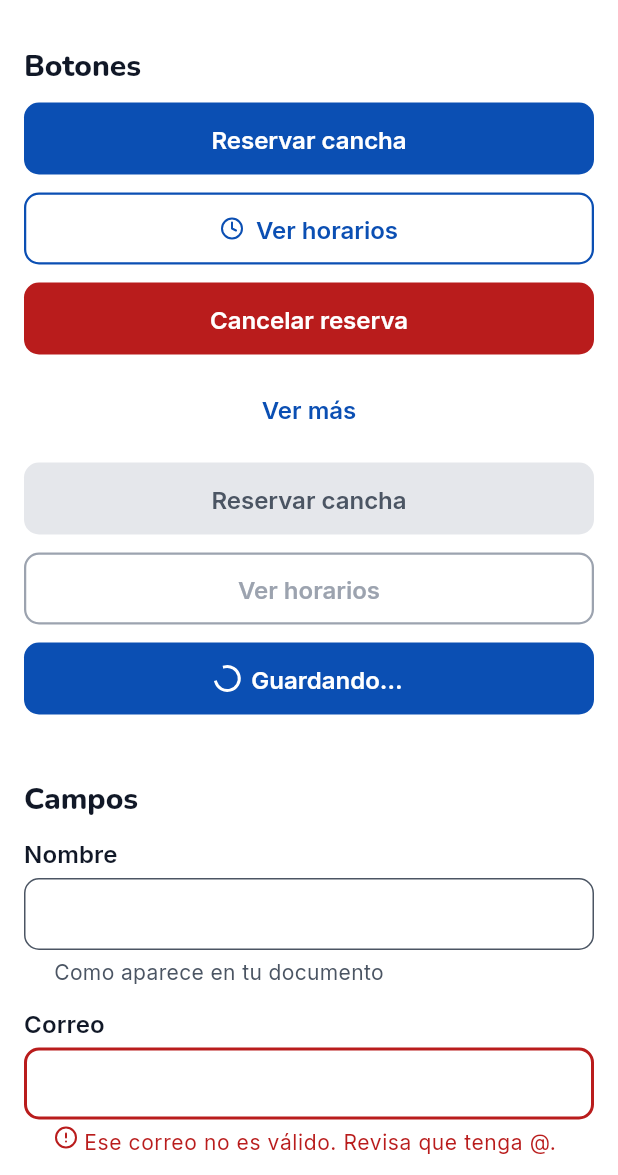
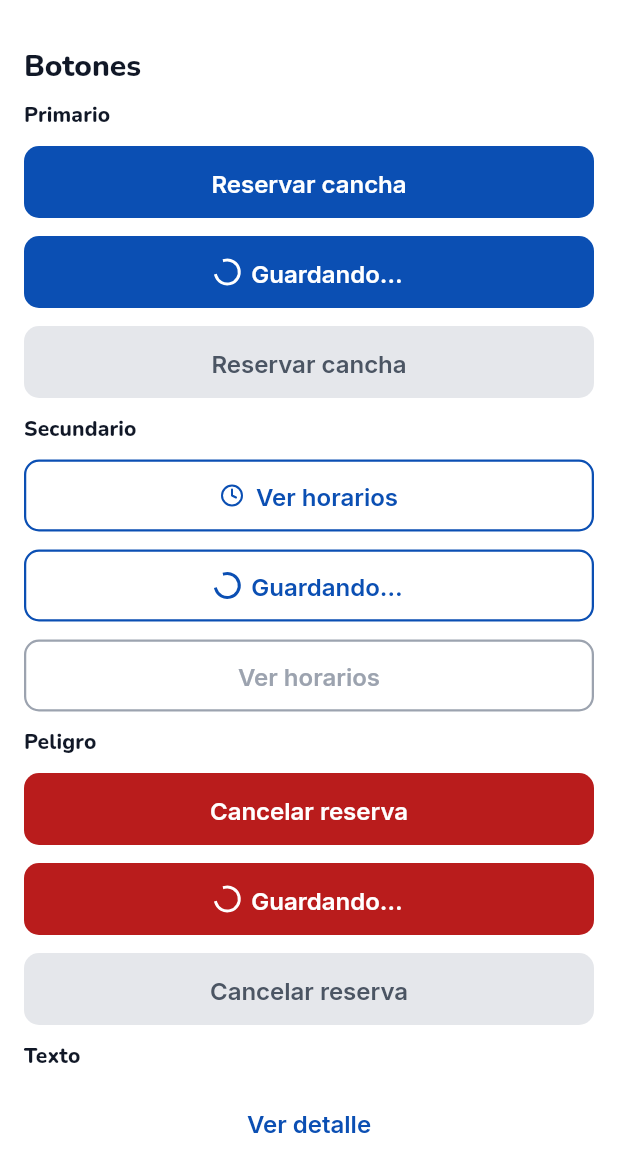
Before and after one commit to KUADOR/kuador-playtodoo, a Flutter app: the DesignCatalogScreen screen opened directly, on a phone screen of 412 x 824 dp, the part 61-1236 px from its top. Run offline on Flutter 3.47's test engine with Material 3 defaults, Android fonts, the phone set to English and light mode, and no system bars; our stand-ins replace lucide_icons_flutter, material_ui.

Commit message:
PLATODO-24: complete movil catalog states and static reduced-motion spinner
The movil design catalog now shows every button variant in normal, loading
and disabled states and the five card variants plus selected and loading,
matching the web catalogs. With reduced motion the loading spinner stops as a
three-quarter arc like the web LoaderCircle. Recaptured the parity and token
change evidence.

```diff
--- a/movil/lib/features/design_catalog/design_catalog_screen.dart
+++ b/movil/lib/features/design_catalog/design_catalog_screen.dart
@@ -46,6 +46,41 @@ class _DesignCatalogScreenState extends State<DesignCatalogScreen> {
     CalendarDay(date: '2026-12-05', slots: []),
   ];
 
+  static const List<_ButtonSample> _buttonSamples = [
+    _ButtonSample(
+      name: 'Primario',
+      label: 'Reservar cancha',
+      variant: AppButtonVariant.primary,
+    ),
+    _ButtonSample(
+      name: 'Secundario',
+      label: 'Ver horarios',
+      variant: AppButtonVariant.secondary,
+      leadingIcon: AppIcons.clock,
+    ),
+    _ButtonSample(
+      name: 'Peligro',
+      label: 'Cancelar reserva',
+      variant: AppButtonVariant.danger,
+    ),
+    _ButtonSample(
+      name: 'Texto',
+      label: 'Ver detalle',
+      variant: AppButtonVariant.text,
+    ),
+  ];
+
+  static const List<_CardSample> _cardSamples = [
+    _CardSample(title: 'Canchas El Sol', detail: 'Complejo · 4 canchas'),
+    _CardSample(title: 'Cancha 1', detail: 'Fútbol 5 · césped sintético'),
+    _CardSample(title: 'Viernes 20:00', detail: 'Reserva · Cancha 1'),
+    _CardSample(title: 'Torneo de verano', detail: 'Torneo · 8 equipos'),
+    _CardSample(
+      title: 'Nuevos horarios',
+      detail: 'Novedad · abrimos a las 7:00',
+    ),
+  ];
+
   String? _sport;
   bool _isCardSelected = true;
   SlotSelection? _calendarSelection = const SlotSelection(
@@ -57,7 +92,6 @@ class _DesignCatalogScreenState extends State<DesignCatalogScreen> {
 
   @override
   Widget build(BuildContext context) {
-    final textTheme = Theme.of(context).textTheme;
     return Scaffold(
       appBar: AppBar(title: const Text('Catálogo de diseño')),
       body: SafeArea(
@@ -67,34 +101,26 @@ class _DesignCatalogScreenState extends State<DesignCatalogScreen> {
             _Section(
               title: 'Botones',
               children: [
-                AppButton(label: 'Reservar cancha', onPressed: _noop),
+                for (final sample in _buttonSamples) ...[
+                  _StateLabel(sample.name),
                   AppButton(
-                  label: 'Ver horarios',
-                  variant: AppButtonVariant.secondary,
-                  leadingIcon: AppIcons.clock,
+                    label: sample.label,
+                    variant: sample.variant,
+                    leadingIcon: sample.leadingIcon,
                     onPressed: _noop,
                   ),
                   AppButton(
-                  label: 'Cancelar reserva',
-                  variant: AppButtonVariant.danger,
+                    label: sample.label,
+                    variant: sample.variant,
+                    isLoading: true,
                     onPressed: _noop,
                   ),
                   AppButton(
-                  label: 'Ver más',
-                  variant: AppButtonVariant.text,
-                  onPressed: _noop,
-                ),
-                const AppButton(label: 'Reservar cancha', onPressed: null),
-                const AppButton(
-                  label: 'Ver horarios',
-                  variant: AppButtonVariant.secondary,
+                    label: sample.label,
+                    variant: sample.variant,
                     onPressed: null,
                   ),
-                AppButton(
-                  label: 'Guardar cambios',
-                  isLoading: true,
-                  onPressed: _noop,
-                ),
+                ],
               ],
             ),
             _Section(
@@ -132,20 +158,21 @@ class _DesignCatalogScreenState extends State<DesignCatalogScreen> {
             _Section(
               title: 'Tarjetas',
               children: [
+                for (final sample in _cardSamples)
                   AppCard(
-                  semanticLabel: 'Cancha 1, fútbol 5',
+                    child: _CardContent(
+                      title: sample.title,
+                      detail: sample.detail,
+                    ),
+                  ),
+                AppCard(
+                  semanticLabel: 'Viernes 20:00, reserva en Cancha 1',
                   selected: _isCardSelected,
                   onTap: () =>
                       setState(() => _isCardSelected = !_isCardSelected),
-                  child: Text(
-                    'Cancha 1 · Fútbol 5',
-                    style: textTheme.titleMedium,
-                  ),
-                ),
-                AppCard(
-                  child: Text(
-                    'Complejo Los Andes',
-                    style: textTheme.titleMedium,
+                  child: const _CardContent(
+                    title: 'Viernes 20:00',
+                    detail: 'Seleccionada',
                   ),
                 ),
                 const AppCard(isLoading: true, child: SizedBox.shrink()),
@@ -234,3 +261,60 @@ class _Section extends StatelessWidget {
     );
   }
 }
+
+class _ButtonSample {
+  const _ButtonSample({
+    required this.name,
+    required this.label,
+    required this.variant,
+    this.leadingIcon,
+  });
+
+  final String name;
+  final String label;
+  final AppButtonVariant variant;
+  final AppIcons? leadingIcon;
+}
+
+/// One card per domain variant (complex, court, booking, tournament, news).
+class _CardSample {
+  const _CardSample({required this.title, required this.detail});
+
+  final String title;
+  final String detail;
+}
+
+class _StateLabel extends StatelessWidget {
+  const _StateLabel(this.text);
+
+  final String text;
+
+  @override
+  Widget build(BuildContext context) {
+    return Text(text, style: Theme.of(context).textTheme.titleSmall);
+  }
+}
+
+class _CardContent extends StatelessWidget {
+  const _CardContent({required this.title, required this.detail});
+
+  final String title;
+  final String detail;
+
+  @override
+  Widget build(BuildContext context) {
+    final textTheme = Theme.of(context).textTheme;
+    return Column(
+      crossAxisAlignment: CrossAxisAlignment.start,
+      children: [
+        Text(title, style: textTheme.titleMedium),
+        Text(
+          detail,
+          style: textTheme.bodySmall?.copyWith(
+            color: Theme.of(context).colorScheme.onSurfaceVariant,
+          ),
+        ),
+      ],
+    );
+  }
+}
--- a/movil/lib/shared/ui/app_button.dart
+++ b/movil/lib/shared/ui/app_button.dart
@@ -25,6 +25,10 @@ class AppButton extends StatelessWidget {
   });
 
   static const String defaultLoadingLabel = 'Guardando…';
+
+  /// With reduced motion the spinner stops as a three-quarter arc, like the
+  /// web `LoaderCircle` icon.
+  static const double reducedMotionSpinnerValue = 0.75;
 
   final String label;
   final VoidCallback? onPressed;
@@ -137,6 +141,9 @@ class _ButtonContent extends StatelessWidget {
         ? SizedBox.square(
             dimension: _indicatorSize,
             child: CircularProgressIndicator(
+              value: MediaQuery.disableAnimationsOf(context)
+                  ? AppButton.reducedMotionSpinnerValue
+                  : null,
               strokeWidth: AppTokens.borderWidthLg,
               color: foreground,
             ),
```
Also changed, not shown: docs/evidence/platodo-24/parity-button.png, docs/evidence/platodo-24/parity-calendar.png, docs/evidence/platodo-24/parity-card.png, docs/evidence/platodo-24/token-after-button.png, docs/evidence/platodo-24/token-after-calendar.png, docs/evidence/platodo-24/token-after-card.png, docs/evidence/platodo-24/token-before-button.png, docs/evidence/platodo-24/token-before-calendar.png, docs/evidence/platodo-24/token-before-card.png, 4 other files. Lines whose indentation alone changed are shown as unchanged.
